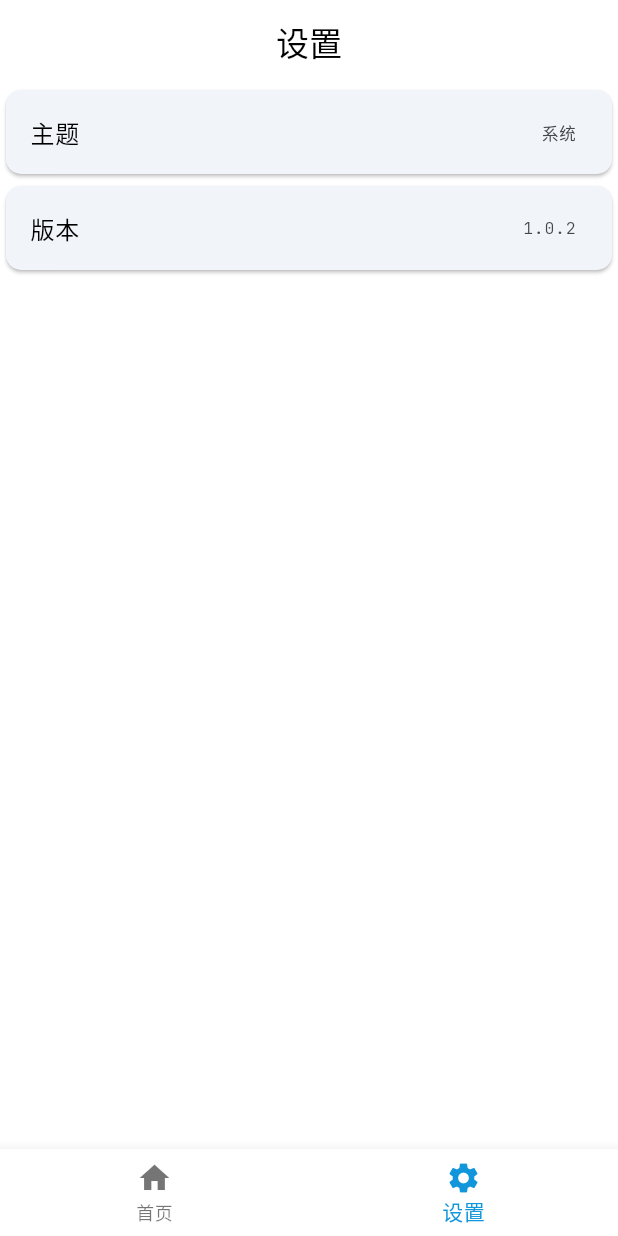
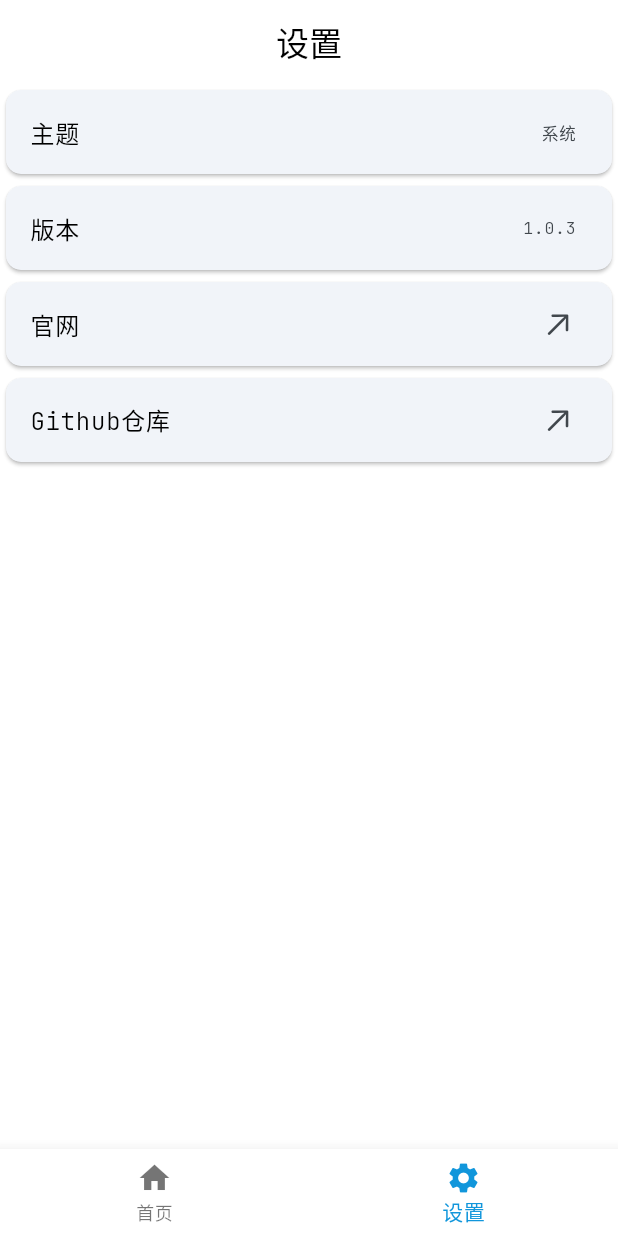
Before and after one commit to Matkurban/json_to_dart, a Flutter app: the screen it shows after launch, swiped to page 2, on a phone screen of 412 x 824 dp. Run offline on Flutter 3.47's test engine with Material 3 defaults, Android fonts, the light colour scheme and no system bars; drawn by our look-alikes of toastification; our stand-ins replace flex_color_scheme, get, package_info_plus, shared_preferences; missing offline and left inert: file_selector, flutter_json_view, syntax_highlight.

Commit message:
发布1.0.3版本

```diff
--- a/lib/common/setting/view/setting_view.dart
+++ b/lib/common/setting/view/setting_view.dart
@@ -1,6 +1,8 @@
+import 'package:flutter/cupertino.dart';
 import 'package:flutter/material.dart';
 import 'package:get/state_manager.dart';
 import 'package:json_to_dart/common/setting/logic/setting_logic.dart';
+import 'package:url_launcher/url_launcher.dart';
 
 class SettingView extends GetView<SettingLogic> {
   const SettingView({super.key});
@@ -18,7 +20,23 @@ class SettingView extends GetView<SettingLogic> {
               onTap: () => controller.selectTheme(context),
             ),
           ),
-          Card(child: ListTile(title: Text('版本'), trailing: Obx(() => Text(controller.version.value)))),
+          Card(
+            child: ListTile(title: Text('版本'), trailing: Obx(() => Text(controller.version.value))),
+          ),
+          Card(
+            child: ListTile(
+              title: Text('官网'),
+              trailing: Icon(CupertinoIcons.arrow_up_right),
+              onTap: () => launchUrl(Uri.parse('https://jsontodart.cn')),
+            ),
+          ),
+          Card(
+            child: ListTile(
+              title: Text('Github仓库'),
+              trailing: Icon(CupertinoIcons.arrow_up_right),
+              onTap: () => launchUrl(Uri.parse('https://github.com/Matkurban/json_to_dart')),
+            ),
+          ),
         ],
       ),
     );
--- a/pubspec.yaml
+++ b/pubspec.yaml
@@ -2,7 +2,7 @@ name: json_to_dart
 description: "A Dart-based tool class."
 publish_to: "none"
 homepage: https://github.com/Matkurban/json_to_dart
-version: 1.0.2
+version: 1.0.3
 environment:
   sdk: ^3.7.0
 
@@ -12,7 +12,7 @@ dependencies:
 
   cupertino_icons: ^1.0.8
   get: ^4.7.2
-  json_serializable: ^6.9.4
+  # json_serializable: ^6.9.4
   shared_preferences: ^2.5.2
   flex_color_scheme: ^8.1.1
   toastification: ^2.3.0
@@ -20,6 +20,7 @@ dependencies:
   package_info_plus: ^8.2.1
   flutter_json_view: ^1.1.5
   file_selector: ^1.0.3
+  url_launcher: ^6.3.1
 
 dev_dependencies:
   flutter_test:
```
Also changed, not shown: lib/widgets/dialog/preview_dialog.dart (+28 -6 lines), pubspec.lock, 8 other files.
